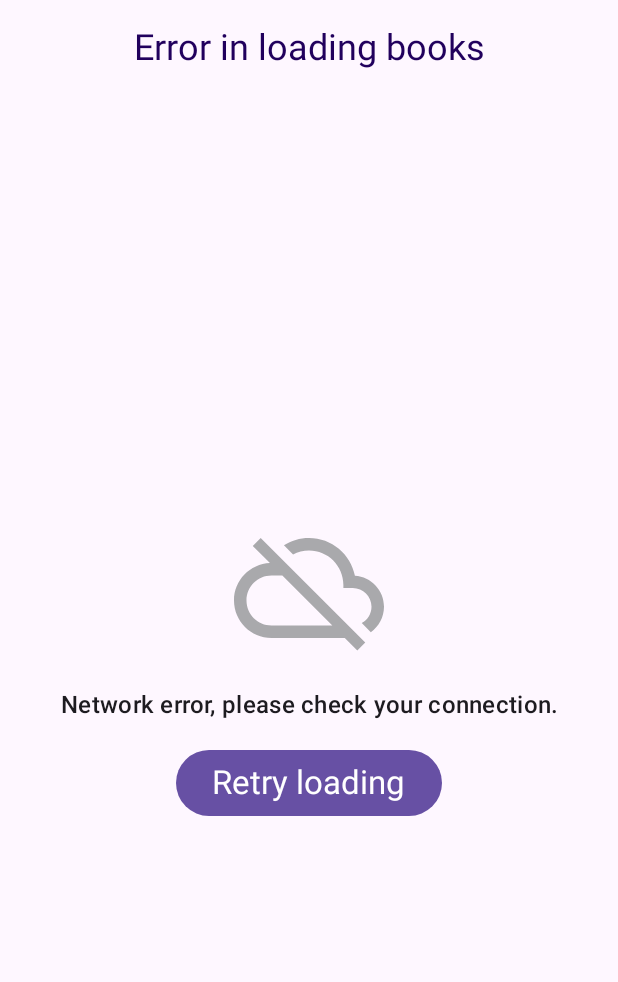
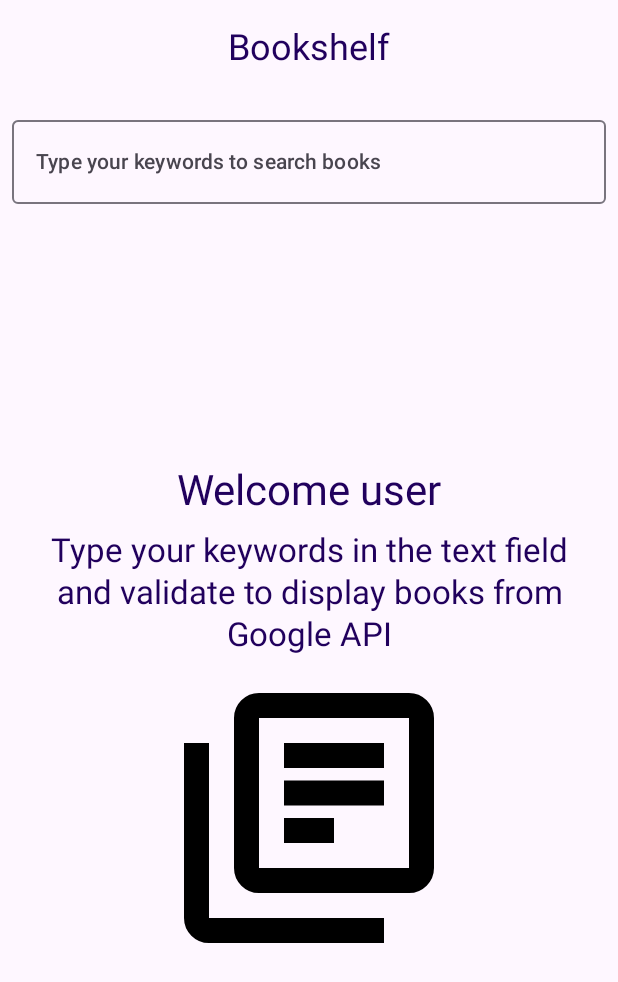
Before and after one commit to thekakamask/Bookshelf, an Android app built with Jetpack Compose: the screen it shows after launch (MainActivity), on a phone screen of 412 x 824 dp. Shown: the top 982 px of the screen. Run offline under Robolectric (Android 15) with nearby library versions, the light colour scheme and no system bars; libraries missing offline, so code that uses them is left out: com.jakewharton.retrofit2; pictures from the network do not load.

Commit message:
Implemented InitialScreen, modified ViewModel to launch API request only when user has choosen his keywords, implemented UI transitions

```diff
--- a/app/src/main/java/com/dcac/bookshelf/ui/screens/BookshelfViewModel.kt
+++ b/app/src/main/java/com/dcac/bookshelf/ui/screens/BookshelfViewModel.kt
@@ -1,6 +1,5 @@
 package com.dcac.bookshelf.ui.screens
 
-import android.util.Log
 import androidx.lifecycle.ViewModel
 import androidx.lifecycle.ViewModelProvider
 import androidx.lifecycle.viewModelScope
@@ -18,7 +17,7 @@ import kotlinx.coroutines.launch
 import retrofit2.HttpException
 import java.io.IOException
 
-class BookshelfViewModel (
+class BookshelfViewModel(
     private val bookshelfRepository: BookshelfRepository
 ) : ViewModel() {
 
@@ -26,21 +25,38 @@ class BookshelfViewModel (
     val uiState: StateFlow<BookshelfUiState> = _uiState.asStateFlow()
 
     init {
-        getBooksList()
+        initUiState()
     }
 
-    private fun getBooksList() {
+    private fun initUiState() {
         viewModelScope.launch {
             _uiState.value = BookshelfUiState.Loading
             try {
-                val booksList = bookshelfRepository.getBooksList("jazz history")
-                booksList.forEach { book ->
-                    Log.d("BookshelfViewModel", "Book: $book")
-                }
-                Log.i("BookshelfViewModel", "✅ Success: ${booksList.size} books retrieved")
+                _uiState.value = BookshelfUiState.Success(
+                    userGoogleKeyWord = "",
+                    booksList = emptyList()
+                )
+            } catch (e: IOException) {
+                _uiState.value = BookshelfUiState.Error("Network error, please check your connection.")
+                println("❌ Network error: ${e.message}")
+            } catch (e: HttpException) {
+                _uiState.value = BookshelfUiState.Error("Server error: ${e.code()}")
+                println("❌ HTTP error: ${e.code()}")
+            } catch (e: Exception) {
+                _uiState.value = BookshelfUiState.Error("Unexpected error: ${e.message}")
+                println("❌ Unexpected error: ${e.message}")
+            }
+        }
+    }
+
+    private fun getBooksList(keyWord: String) {
+        viewModelScope.launch {
+            _uiState.value = BookshelfUiState.Loading
+            try {
+                val booksList = bookshelfRepository.getBooksList(keyWord)
                 _uiState.value = BookshelfUiState.Success(
                     booksList = booksList,
-                    userGoogleKeyWord = "jazz history"
+                    userGoogleKeyWord = keyWord
                 )
             } catch (e: IOException) {
                 _uiState.value = BookshelfUiState.Error("Network error, please check your connection.")
@@ -67,7 +83,9 @@ class BookshelfViewModel (
     }
 
     fun retryLoading() {
-        getBooksList()
+        if (_uiState.value is BookshelfUiState.Success) {
+            getBooksList((_uiState.value as BookshelfUiState.Success).userGoogleKeyWord)
+        }
     }
 
     fun resetHomeScreenStates() {
@@ -92,25 +110,7 @@ class BookshelfViewModel (
     }
 
     fun searchBooks(userGoogleKeyWord: String) {
-        viewModelScope.launch {
-            _uiState.value = BookshelfUiState.Loading
-            try {
-                val booksList = bookshelfRepository.getBooksList(userGoogleKeyWord)
-                _uiState.value = BookshelfUiState.Success(
-                    booksList = booksList,
-                    userGoogleKeyWord = userGoogleKeyWord
-                )
-            } catch (e: IOException) {
-                _uiState.value = BookshelfUiState.Error("Network error, please check your connection.")
-                println("❌ Network error: ${e.message}")
-            } catch (e: HttpException) {
-                _uiState.value = BookshelfUiState.Error("Server error: ${e.code()}")
-                println("❌ HTTP error: ${e.code()}")
-            } catch (e: Exception) {
-                _uiState.value = BookshelfUiState.Error("Unexpected error: ${e.message}")
-                println("❌ Unexpected error: ${e.message}")
-            }
-        }
+        getBooksList(userGoogleKeyWord)
     }
 
     companion object {
--- a/app/src/main/java/com/dcac/bookshelf/ui/screens/HomePage.kt
+++ b/app/src/main/java/com/dcac/bookshelf/ui/screens/HomePage.kt
@@ -1,5 +1,13 @@
 package com.dcac.bookshelf.ui.screens
 
+import androidx.compose.animation.AnimatedContent
+import androidx.compose.animation.ContentTransform
+import androidx.compose.animation.core.tween
+import androidx.compose.animation.fadeIn
+import androidx.compose.animation.fadeOut
+import androidx.compose.animation.slideInHorizontally
+import androidx.compose.animation.slideOutHorizontally
+import androidx.compose.animation.togetherWith
 import androidx.compose.foundation.layout.Column
 import androidx.compose.foundation.layout.fillMaxSize
 import androidx.compose.foundation.layout.padding
@@ -49,21 +57,58 @@ fun HomePage() {
         Surface(modifier = Modifier
             .fillMaxSize()
             .padding(paddingValues)) {
-            when (bookshelfUiState) {
+
+            AnimatedContent(
+                targetState = bookshelfUiState,
+                label = "AnimatedContent",
+                transitionSpec = {
+                    when {
+                        targetState is BookshelfUiState.Success && (targetState as BookshelfUiState.Success).isShowingDetailsBook -> {
+                            slideInHorizontally(
+                                initialOffsetX = { it },
+                                animationSpec = tween(500)
+                            ) togetherWith slideOutHorizontally(
+                                targetOffsetX = { -it },
+                                animationSpec = tween(500)
+                            )
+                        }
+                        initialState is BookshelfUiState.Success && (initialState as BookshelfUiState.Success).isShowingDetailsBook -> {
+                            slideInHorizontally(
+                                initialOffsetX = { -it },
+                                animationSpec = tween(500)
+                            ) togetherWith slideOutHorizontally(
+                                targetOffsetX = { it },
+                                animationSpec = tween(500)
+                            )
+                        }
+                        else -> ContentTransform(
+                            initialContentExit = fadeOut(animationSpec = tween(500)),
+                            targetContentEnter = fadeIn(animationSpec = tween(500))
+                        ) //No transition
+                    }
+                }
+            ) { state ->
+                when (state) {
                     is BookshelfUiState.Loading -> LoadingHomeScreen()
+
+                    is BookshelfUiState.Error -> ErrorHomeScreen(
+                        bookshelfUiState = state,
+                        onRetryClick = { bookshelfViewModel.retryLoading()}
+                    )
+
                     is BookshelfUiState.Success -> {
-                   if (bookshelfUiState.isShowingDetailsBook) {
+                        if (state.isShowingDetailsBook) {
                             DetailsHomeScreen(
-                           bookshelfUiState = bookshelfUiState,
+                                bookshelfUiState = state,
                                 onDetailsHomeScreenAndroidBackPressed = { bookshelfViewModel.resetHomeScreenStates() }
                             )
                         } else {
-                       GridScreen(
-                           bookshelfUiState = bookshelfUiState,
+                            SuccessHomeScreen(
+                                bookshelfUiState = state,
                                 onBookClick = { book ->
                                     bookshelfViewModel.updateCurrentBook(book)
                                 },
-                           userGoogleKeyWord = bookshelfUiState.userGoogleKeyWord,
+                                userGoogleKeyWord = state.userGoogleKeyWord,
                                 onUserGoogleKeyWordChange = {
                                     bookshelfViewModel.updateUserGoogleKeyWord(it)
                                 },
@@ -73,10 +118,7 @@ fun HomePage() {
                             )
                         }
                     }
-                is BookshelfUiState.Error -> ErrorHomeScreen(
-                    bookshelfUiState = bookshelfUiState,
-                    onRetryClick = { bookshelfViewModel.retryLoading() }
-                )
+                }
             }
         }
     }
@@ -115,5 +157,4 @@ fun BookshelfTopBar(
             }
         )
     }
-
 }
--- a/app/src/main/java/com/dcac/bookshelf/ui/screens/HomeScreen.kt
+++ b/app/src/main/java/com/dcac/bookshelf/ui/screens/HomeScreen.kt
@@ -24,6 +24,10 @@ import androidx.compose.material3.MaterialTheme
 import androidx.compose.material3.OutlinedTextField
 import androidx.compose.material3.Text
 import androidx.compose.runtime.Composable
+import androidx.compose.runtime.getValue
+import androidx.compose.runtime.mutableStateOf
+import androidx.compose.runtime.remember
+import androidx.compose.runtime.setValue
 import androidx.compose.ui.Alignment
 import androidx.compose.ui.Modifier
 import androidx.compose.ui.graphics.RectangleShape
@@ -39,7 +43,6 @@ import coil.compose.AsyncImage
 import com.dcac.bookshelf.R
 import com.dcac.bookshelf.model.Book
 import com.dcac.bookshelf.model.BookshelfUiState
-import com.dcac.bookshelf.model.VolumeInfo
 
 @Composable
 fun LoadingHomeScreen() {
@@ -87,13 +90,15 @@ fun ErrorHomeScreen(
 }
 
 @Composable
-fun GridScreen(
+fun SuccessHomeScreen(
     bookshelfUiState: BookshelfUiState.Success,
     onBookClick: (Book) -> Unit,
     userGoogleKeyWord: String = "",
     onUserGoogleKeyWordChange: (String) -> Unit = {},
     onKeyboardDone: (String) -> Unit = {}
 ) {
+    var tempGoogleKeyWord by remember { mutableStateOf(userGoogleKeyWord) }
+
     Column(
         modifier = Modifier
             .fillMaxSize()
@@ -104,8 +109,8 @@ fun GridScreen(
                 .padding(bottom = dimensionResource(R.dimen.padding_x_small))
                 .fillMaxWidth(),
             textStyle = MaterialTheme.typography.bodyLarge,
-            value = userGoogleKeyWord,
-            onValueChange = onUserGoogleKeyWordChange,
+            value = tempGoogleKeyWord,
+            onValueChange = { tempGoogleKeyWord = it },
             singleLine = true,
             label = {
                 Text(
@@ -117,9 +122,16 @@ fun GridScreen(
                 imeAction = ImeAction.Done
             ),
             keyboardActions = KeyboardActions(
-                onDone = {onKeyboardDone(userGoogleKeyWord) }
+                onDone = {
+                    onKeyboardDone(tempGoogleKeyWord)
+                    onUserGoogleKeyWordChange(tempGoogleKeyWord)
+                }
             )
         )
+        Log.d("SuccessHomeScreen", "booksList: ${bookshelfUiState.booksList}")
+        if (bookshelfUiState.booksList.isEmpty()) {
+            InitialMessage()
+        } else {
             LazyVerticalGrid(
                 columns = GridCells.Fixed(2),
             ) {
@@ -133,6 +145,38 @@ fun GridScreen(
                     )
                 }
             }
+        }
+    }
+}
+
+@Composable
+fun InitialMessage(){
+    Column(
+        modifier = Modifier
+            .fillMaxSize()
+            .padding(dimensionResource(R.dimen.padding_medium)),
+        verticalArrangement = Arrangement.Center,
+        horizontalAlignment = Alignment.CenterHorizontally
+    ){
+        Text(
+            text = stringResource(R.string.welcome_user),
+            style = MaterialTheme.typography.headlineMedium,
+            color = MaterialTheme.colorScheme.onPrimaryContainer,
+            textAlign = TextAlign.Center,
+            modifier = Modifier.padding(bottom = dimensionResource(R.dimen.padding_medium))
+        )
+        Text(
+            text = stringResource(R.string.enter_keywords),
+            style = MaterialTheme.typography.titleLarge,
+            color = MaterialTheme.colorScheme.onPrimaryContainer,
+            textAlign = TextAlign.Center,
+            modifier = Modifier.padding(bottom = dimensionResource(R.dimen.padding_medium))
+        )
+        Image(
+            painter = painterResource(id = R.drawable.bookshelf_logo),
+            contentDescription = "bookshelf_initial_logo",
+            modifier = Modifier.size(200.dp)
+        )
     }
 }
 
@@ -149,7 +193,6 @@ fun BookCard(
                 width = dimensionResource(R.dimen.padding_x_x_small),
                 color = MaterialTheme.colorScheme.onPrimaryContainer
             )
-            .padding(dimensionResource(R.dimen.padding_x_small))
             .clickable { onBookClick(book) }
     ) {
         AsyncImage(
@@ -171,49 +214,7 @@ fun BookCard(
 @Preview(showBackground = true)
 @Composable
 fun BookCardPreview() {
-    val sampleBooks = listOf(
-        Book(
-            id = "1",
-            selfLink = "",
-            volumeInfo = VolumeInfo(
-                title = "Sample Book",
-                authors = listOf("Author Name"),
-                publisher = "Sample Publisher",
-                publishedDate = "2024",
-                description = "This is a sample description.",
-                pageCount = 100,
-                categories = listOf("Fiction"),
-                imageLinks = null,
-                industryIdentifiers = emptyList(),
-                language = "en"
-            ),
-            saleInfo = null,
-            accessInfo = null
-        ),
-        Book(
-            id = "2",
-            selfLink = "",
-            volumeInfo = VolumeInfo(
-                title = "Sample Book 2",
-                authors = listOf("Author Name 2"),
-                publisher = "Sample Publisher 2",
-                publishedDate = "2024",
-                description = "This is a sample description 2.",
-                pageCount = 100,
-                categories = listOf("Fiction"),
-                imageLinks = null,
-                industryIdentifiers = emptyList(),
-                language = "en"
-            ),
-            saleInfo = null,
-            accessInfo = null
-        )
-    )
 
-    GridScreen(
-        bookshelfUiState = BookshelfUiState.Success(booksList = sampleBooks, isShowingDetailsBook = false, userGoogleKeyWord = ""),
-        onBookClick = {},
-    )
 }
 
 @Preview(showBackground = true)
--- a/app/src/main/res/drawable/bookshelf_logo.xml
+++ b/app/src/main/res/drawable/bookshelf_logo.xml
@@ -6,7 +6,7 @@
     android:viewportHeight="960"
     android:autoMirrored="true">
 
-    <path android:fillColor="@android:color/white"
+    <path android:fillColor="@android:color/black"
         android:pathData="M400,560L560,560L560,480L400,480L400,560ZM400,
         440L720,440L720,360L400,360L400,440ZM400,320L720,320L720,240L400,
         240L400,320ZM320,720Q287,720 263.5,696.5Q240,673 240,640L240,
--- a/app/src/main/res/values/strings.xml
+++ b/app/src/main/res/values/strings.xml
@@ -4,6 +4,8 @@
     <string name="app_name_error">Error in loading books</string>
 
     <string name="keyword_search">Type your keywords to search books</string>"
+    <string name="welcome_user">Welcome user</string>"
+    <string name="enter_keywords">Type your keywords in the text field and validate to display books from Google API</string>"
 
     <string name="global_information">Global information</string>
     <string name="book_information">Book information</string>
```
Also changed, not shown: 2 other files. Lines whose indentation alone changed are shown as unchanged.
